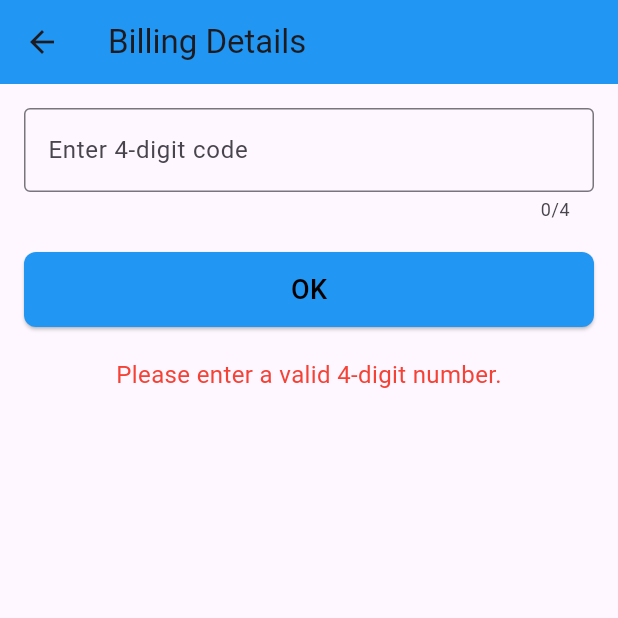
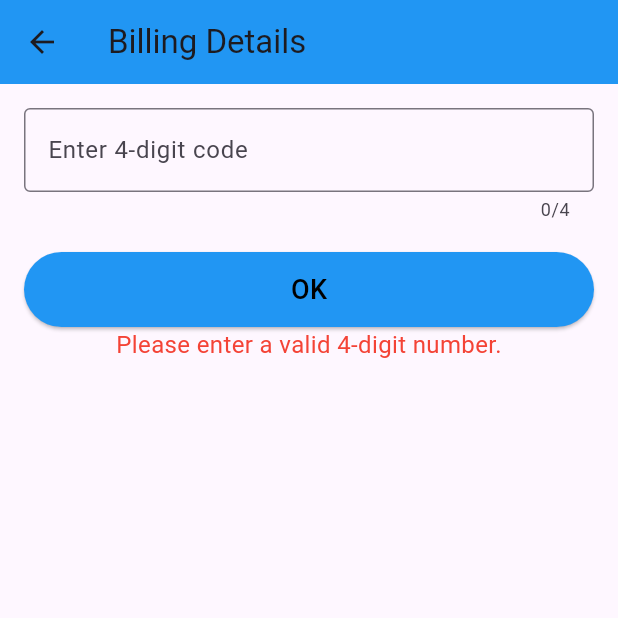
Before and after one commit to meetmistry-2004/bustrack, a Flutter app: the BillingDetailsPage screen opened directly, after a tap on "OK", on a phone screen of 412 x 824 dp, the top half of it. Run offline on Flutter 3.47's test engine with Material 3 defaults, Android fonts, the phone set to English and light mode, and no system bars; our stand-ins replace firebase_auth, firebase_core, firebase_database, flutter_local_notifications, google_maps_flutter, google_sign_in and 3 more; accounts and stored records are empty.

Commit message:
updated the code

```diff
--- a/lib/log.dart
+++ b/lib/log.dart
@@ -32,16 +32,14 @@ class Log extends StatelessWidget {
   @override
   Widget build(BuildContext context) {
     return Scaffold(
-      // App bar with modern styling.
       appBar: AppBar(
-        backgroundColor: Colors.blue,
+        backgroundColor: const Color.fromARGB(255, 16, 128, 219),
         title: const Text(
           'Navigation Page',
           style: TextStyle(color: Colors.black),
         ),
         iconTheme: const IconThemeData(color: Colors.black),
       ),
-      // Enhanced Drawer with a header for better UX.
       drawer: Drawer(
         child: ListView(
           children: [
@@ -78,7 +76,13 @@ class Log extends StatelessWidget {
         ),
       ),
       body: Container(
-        color: Colors.grey[200],
+        decoration: const BoxDecoration(
+          gradient: LinearGradient(
+            colors: [Color(0xFF2196F3), Color(0xFFBBDEFB)], // Adjusted gradient colors
+            begin: Alignment.topCenter,
+            end: Alignment.bottomCenter,
+          ),
+        ),
         child: Center(
           child: SingleChildScrollView(
             padding:
@@ -95,7 +99,6 @@ class Log extends StatelessWidget {
                 const SizedBox(height: 30),
                 _buildNavigationButton(context, 'Student Details', second_page1()),
                 const SizedBox(height: 30),
-                // Updated Billing Details button.
                 _buildNavigationButton(
                     context, 'Billing Details', const BillingDetailsPage()),
               ],
@@ -130,9 +133,6 @@ class Log extends StatelessWidget {
   }
 }
 
-// ---------------------------
-// Billing Details Page
-// ---------------------------
 class BillingDetailsPage extends StatefulWidget {
   const BillingDetailsPage({super.key});
 
@@ -146,54 +146,8 @@ class _BillingDetailsPageState extends State<BillingDetailsPage> {
   String? _errorMessage;
 
   final List<Map<String, dynamic>> dummyStudents = [
-    {
-      "name": "John Doe",
-      "code": "1234",
-      "email": "johndoe@example.com",
-      "dueDate": "2025-03-15",
-      "feePaid": true,
-      "totalFee": 10000
-    },
-    {
-      "name": "Jane Smith",
-      "code": "5678",
-      "email": "janesmith@example.com",
-      "dueDate": "2025-03-20",
-      "feePaid": false,
-      "totalFee": 12000
-    },
-    {
-      "name": "Michael Brown",
-      "code": "9012",
-      "email": "michaelbrown@example.com",
-      "dueDate": "2025-04-01",
-      "feePaid": true,
-      "totalFee": 9000
-    },
-    {
-      "name": "Emily Davis",
-      "code": "3456",
-      "email": "emilydavis@example.com",
-      "dueDate": "2025-03-28",
-      "feePaid": false,
-      "totalFee": 11000
-    },
-    {
-      "name": "Robert Wilson",
-      "code": "7890",
-      "email": "robertwilson@example.com",
-      "dueDate": "2025-04-05",
-      "feePaid": true,
-      "totalFee": 10000
-    },
-    {
-      "name": "Linda Johnson",
-      "code": "2345",
-      "email": "lindajohnson@example.com",
-      "dueDate": "2025-03-30",
-      "feePaid": false,
-      "totalFee": 12000
-    },
+    {"name": "John Doe", "code": "1234", "email": "johndoe@example.com", "dueDate": "2025-03-15", "feePaid": true, "totalFee": 10000},
+    {"name": "Jane Smith", "code": "5678", "email": "janesmith@example.com", "dueDate": "2025-03-20", "feePaid": false, "totalFee": 12000},
   ];
 
   void _checkBilling() {
@@ -225,75 +179,24 @@ class _BillingDetailsPageState extends State<BillingDetailsPage> {
   @override
   Widget build(BuildContext context) {
     return Scaffold(
-      appBar: AppBar(
-        title: const Text('Billing Details'),
-        backgroundColor: Colors.blue,
-      ),
+      appBar: AppBar(title: const Text('Billing Details'), backgroundColor: Colors.blue),
       body: Padding(
         padding: const EdgeInsets.all(16.0),
         child: Column(
           children: [
             TextField(
               controller: _codeController,
-              decoration: const InputDecoration(
-                labelText: 'Enter 4-digit code',
-                border: OutlineInputBorder(),
-              ),
+              decoration: const InputDecoration(labelText: 'Enter 4-digit code', border: OutlineInputBorder()),
               keyboardType: TextInputType.number,
               maxLength: 4,
             ),
             const SizedBox(height: 20),
             ElevatedButton(
               onPressed: _checkBilling,
-              style: ElevatedButton.styleFrom(
-                backgroundColor: Colors.blue,
-                minimumSize: const Size(double.infinity, 50),
-                shape: RoundedRectangleBorder(
-                  borderRadius: BorderRadius.circular(8),
-                ),
-              ),
-              child: const Text(
-                'OK',
-                style: TextStyle(fontSize: 18, color: Colors.black),
-              ),
+              style: ElevatedButton.styleFrom(backgroundColor: Colors.blue, minimumSize: const Size(double.infinity, 50)),
+              child: const Text('OK', style: TextStyle(fontSize: 18, color: Colors.black)),
             ),
-            const SizedBox(height: 20),
-            if (_errorMessage != null)
-              Text(
-                _errorMessage!,
-                style: const TextStyle(fontSize: 16, color: Colors.red),
-              ),
-            if (_studentRecord != null) ...[
-              const SizedBox(height: 20),
-              Card(
-                elevation: 4,
-                shape: RoundedRectangleBorder(
-                  borderRadius: BorderRadius.circular(8),
-                ),
-                child: Padding(
-                  padding: const EdgeInsets.all(16.0),
-                  child: Column(
-                    crossAxisAlignment: CrossAxisAlignment.start,
-                    children: [
-                      Text(
-                        'Name: ${_studentRecord!["name"]}',
-                        style: const TextStyle(fontSize: 18, fontWeight: FontWeight.bold),
-                      ),
-                      const SizedBox(height: 8),
-                      Text('4-digit Code: ${_studentRecord!["code"]}', style: const TextStyle(fontSize: 16)),
-                      const SizedBox(height: 8),
-                      Text('Email: ${_studentRecord!["email"]}', style: const TextStyle(fontSize: 16)),
-                      const SizedBox(height: 8),
-                      Text('Due Date: ${_studentRecord!["dueDate"]}', style: const TextStyle(fontSize: 16)),
-                      const SizedBox(height: 8),
-                      Text('Fee Status: ${_studentRecord!["feePaid"] ? "Paid" : "Not Paid"}', style: const TextStyle(fontSize: 16)),
-                      const SizedBox(height: 8),
-                      Text('Total Fee: \$${_studentRecord!["totalFee"]}', style: const TextStyle(fontSize: 16)),
-                    ],
-                  ),
-                ),
-              )
-            ]
+            if (_errorMessage != null) Text(_errorMessage!, style: const TextStyle(fontSize: 16, color: Colors.red)),
           ],
         ),
       ),
--- a/pubspec.yaml
+++ b/pubspec.yaml
@@ -71,6 +71,7 @@ dev_dependencies:
 flutter:
   assets:
     - assets/logo.jpeg
+    - assets/pattern.png
 
   # The following line ensures that the Material Icons font is
   # included with your application, so that you can use the icons in
```
Also changed, not shown: lib/DriverHomePage.dart (+18 -23 lines), lib/firstpage.dart (+26 -5 lines), assets/pattern.png (added).
